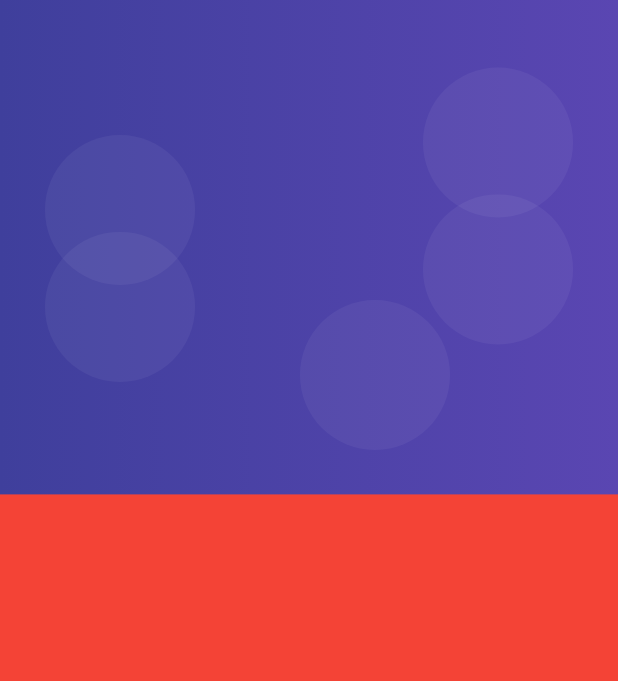
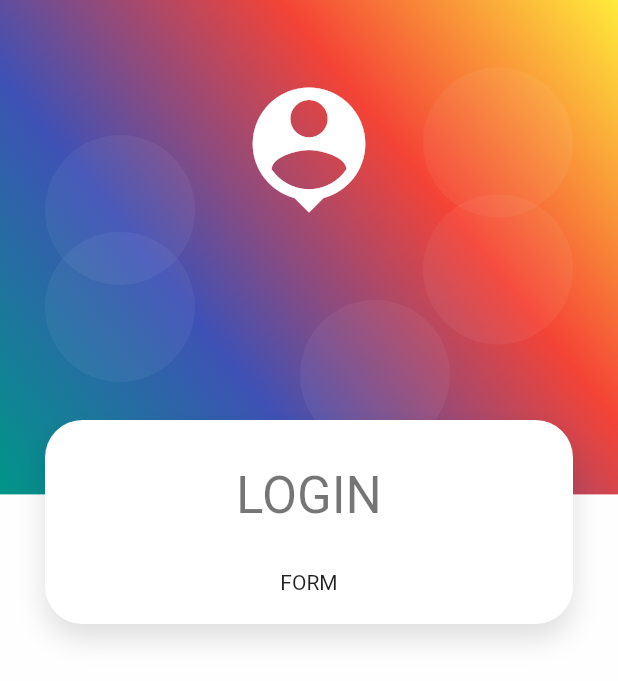
Before and after one commit to MarcosCM2000/productos_app, a Flutter app: the screen it shows after launch, on a phone screen of 412 x 824 dp. Shown: the top 681 px of the screen. Run offline on Flutter 3.47's test engine with Material 2 defaults, Android fonts, the phone set to English and light mode, and no system bars.

Commit message:
background

```diff
--- a/lib/main.dart
+++ b/lib/main.dart
@@ -19,8 +19,7 @@ class MyApp extends StatelessWidget {
         'login': (_) => const LoginScreen(),
         'home': (_) => const HomeScreen()
       },
-      theme:
-          ThemeData.light().copyWith(scaffoldBackgroundColor: Colors.grey[300]),
+      theme: ThemeData.light().copyWith(scaffoldBackgroundColor: Colors.grey),
     );
   }
 }
--- a/lib/screens/login_screen.dart
+++ b/lib/screens/login_screen.dart
@@ -6,8 +6,23 @@ class LoginScreen extends StatelessWidget {
 
   @override
   Widget build(BuildContext context) {
-    return const Scaffold(
-      body: AuthBackgound(),
+    return Scaffold(
+      body: AuthBackgound(
+          child: SingleChildScrollView(
+        child: Column(children: [
+          const SizedBox(
+            height: 250,
+          ),
+          CardContainer(
+            child: Column(children: [
+              const SizedBox(height: 10),
+              Text('LOGIN', style: Theme.of(context).textTheme.headline4),
+              const SizedBox(height: 30),
+              const Text('FORM')
+            ]),
+          )
+        ]),
+      )),
     );
   }
 }
--- a/lib/widgets/auth_backgrounnd.dart
+++ b/lib/widgets/auth_backgrounnd.dart
@@ -1,15 +1,17 @@
 import 'package:flutter/material.dart';
 
 class AuthBackgound extends StatelessWidget {
-  const AuthBackgound({super.key});
+  const AuthBackgound({super.key, required this.child});
+
+  final Widget child;
 
   @override
   Widget build(BuildContext context) {
     return Container(
-      color: Colors.red,
+      color: Color.fromARGB(255, 255, 254, 254),
       width: double.infinity,
       height: double.infinity,
-      child: Stack(children: const [_PurpleBox()]),
+      child: Stack(children: [_PurpleBox(), _HeaderIcon(), this.child]),
     );
   }
 }
@@ -43,10 +45,10 @@ class _PurpleBox extends StatelessWidget {
   }
 
   BoxDecoration _purpleBackground() => const BoxDecoration(
-          gradient: LinearGradient(colors: [
-        Color.fromRGBO(63, 63, 156, 1),
-        Color.fromRGBO(90, 70, 178, 1),
-      ]));
+      gradient: LinearGradient(
+          begin: Alignment.topRight,
+          end: Alignment.bottomLeft,
+          colors: [Colors.yellow, Colors.red, Colors.indigo, Colors.teal]));
 }
 
 class _Bubble extends StatelessWidget {
@@ -63,3 +65,17 @@ class _Bubble extends StatelessWidget {
     );
   }
 }
+
+class _HeaderIcon extends StatelessWidget {
+  const _HeaderIcon({super.key});
+
+  @override
+  Widget build(BuildContext context) {
+    return SafeArea(
+        child: Container(
+      width: double.infinity,
+      height: 200,
+      child: const Icon(Icons.person_pin, color: Colors.white, size: 100),
+    ));
+  }
+}
--- /dev/null
+++ b/lib/widgets/card_containter.dart
@@ -0,0 +1,28 @@
+import 'package:flutter/material.dart';
+
+class CardContainer extends StatelessWidget {
+  const CardContainer({super.key, required this.child});
+
+  final Widget child;
+
+  @override
+  Widget build(BuildContext context) {
+    return Padding(
+      padding: const EdgeInsets.all(30),
+      child: Container(
+        width: double.infinity,
+        padding: const EdgeInsets.all(20),
+        decoration: _createCardShape(),
+        child: child,
+      ),
+    );
+  }
+
+  BoxDecoration _createCardShape() => BoxDecoration(
+          color: Colors.white,
+          borderRadius: BorderRadius.circular(25),
+          boxShadow: const [
+            BoxShadow(
+                color: Colors.black12, offset: Offset(0, 10), blurRadius: 15),
+          ]);
+}
--- a/lib/widgets/widgets.dart
+++ b/lib/widgets/widgets.dart
@@ -1 +1,2 @@
 export './auth_backgrounnd.dart';
+export './card_containter.dart';
```
